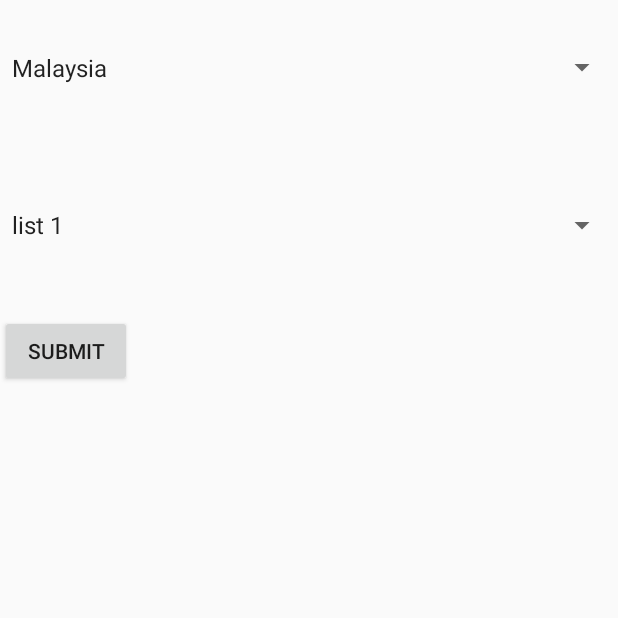
After one commit to UMetrixHonoursProject/AndroidProjects, an Android app: the DropdownActivity screen opened directly, with no data from a screen before it, on a phone screen of 412 x 824 dp, the top half of it. The commit adds this screen. Run offline under Robolectric (Android 15) with nearby library versions, the phone set to English and light mode, and no system bars.

Commit message:
Guide Line : maximizing drop down list size

```diff
--- a/Forms/app/src/main/AndroidManifest.xml
+++ b/Forms/app/src/main/AndroidManifest.xml
@@ -17,6 +17,12 @@
                 <category android:name="android.intent.category.LAUNCHER" />
             </intent-filter>
         </activity>
+        <activity android:name=".DropdownActivity" >
+            <!--Default Intent Filter-->
+            <intent-filter>
+                <action android:name="android.intent.action.DEFAULT" />
+            </intent-filter>
+        </activity>
     </application>
 
 </manifest>
--- /dev/null
+++ b/Forms/app/src/main/java/com/example/ramya/forms/DropdownActivity.java
@@ -0,0 +1,87 @@
+package com.example.ramya.forms;
+
+import java.util.ArrayList;
+import java.util.List;
+import android.app.Activity;
+import android.os.Bundle;
+import android.view.View;
+import android.view.View.OnClickListener;
+import android.widget.ArrayAdapter;
+import android.widget.Button;
+import android.widget.Spinner;
+import android.widget.Toast;
+import android.widget.AdapterView;
+import android.widget.AdapterView.OnItemSelectedListener;
+
+public class DropdownActivity extends Activity {
+
+    private Spinner spinner1, spinner2;
+    private Button btnSubmit;
+
+    @Override
+    public void onCreate(Bundle savedInstanceState) {
+        super.onCreate(savedInstanceState);
+        setContentView(R.layout.activity_dropdown);
+
+        addItemsOnSpinner2();
+        addListenerOnButton();
+        addListenerOnSpinnerItemSelection();
+    }
+
+    // add items into spinner dynamically
+    public void addItemsOnSpinner2() {
+
+        spinner2 = (Spinner) findViewById(R.id.spinner2);
+        List<String> list = new ArrayList<String>();
+        list.add("list 1");
+        list.add("list 2");
+        list.add("list 3");
+        ArrayAdapter<String> dataAdapter = new ArrayAdapter<String>(this,
+                android.R.layout.simple_spinner_item, list);
+        dataAdapter.setDropDownViewResource(android.R.layout.simple_spinner_dropdown_item);
+        spinner2.setAdapter(dataAdapter);
+    }
+
+    public void addListenerOnSpinnerItemSelection() {
+        spinner1 = (Spinner) findViewById(R.id.spinner1);
+        spinner1.setOnItemSelectedListener(new CustomOnItemSelectedListener());
+    }
+
+    // get the selected dropdown list value
+    public void addListenerOnButton() {
+
+        spinner1 = (Spinner) findViewById(R.id.spinner1);
+        spinner2 = (Spinner) findViewById(R.id.spinner2);
+        btnSubmit = (Button) findViewById(R.id.btnSubmit);
+
+        btnSubmit.setOnClickListener(new OnClickListener() {
+
+            @Override
+            public void onClick(View v) {
+
+                Toast.makeText(DropdownActivity.this,
+                        "OnClickListener : " +
+                                "\nSpinner 1 : "+ String.valueOf(spinner1.getSelectedItem()) +
+                                "\nSpinner 2 : "+ String.valueOf(spinner2.getSelectedItem()),
+                        Toast.LENGTH_SHORT).show();
+            }
+
+        });
+    }
+
+
+    public class CustomOnItemSelectedListener implements OnItemSelectedListener {
+
+        public void onItemSelected(AdapterView<?> parent, View view, int pos,long id) {
+            Toast.makeText(parent.getContext(),
+                    "OnItemSelectedListener : " + parent.getItemAtPosition(pos).toString(),
+                    Toast.LENGTH_SHORT).show();
+        }
+
+        @Override
+        public void onNothingSelected(AdapterView<?> arg0) {
+            // TODO Auto-generated method stub
+        }
+
+    }
+}
--- a/Forms/app/src/main/java/com/example/ramya/forms/LoginActivity.java
+++ b/Forms/app/src/main/java/com/example/ramya/forms/LoginActivity.java
@@ -1,7 +1,11 @@
 package com.example.ramya.forms;
 
+import android.content.Intent;
+import android.os.Bundle;
 import android.support.v7.app.AppCompatActivity;
-import android.os.Bundle;
+import android.view.View;
+import android.widget.Button;
+
 
 public class LoginActivity extends AppCompatActivity {
 
@@ -9,5 +13,23 @@
     protected void onCreate(Bundle savedInstanceState) {
         super.onCreate(savedInstanceState);
         setContentView(R.layout.activity_login);
+        addListenerOnButton1();
     }
+    private Button button;
+
+    public void addListenerOnButton1() {
+
+        button = (Button) findViewById(R.id.button_id);
+
+        button.setOnClickListener(new View.OnClickListener() {
+
+            @Override
+            public void onClick(View v){
+                // Code here executes on main thread after user presses button
+                Intent i = new Intent(LoginActivity.this, DropdownActivity.class);
+                startActivity(i);
+            }
+
+        });}
+
 }
--- /dev/null
+++ b/Forms/app/src/main/res/layout/activity_dropdown.xml
@@ -0,0 +1,27 @@
+<?xml version="1.0" encoding="utf-8"?>
+<LinearLayout xmlns:android="http://schemas.android.com/apk/res/android"
+    android:layout_width="fill_parent"
+    android:layout_height="fill_parent"
+    android:orientation="vertical" >
+
+    <Spinner
+        android:id="@+id/spinner1"
+        android:layout_width="match_parent"
+        android:layout_height="90dp"
+        android:entries="@array/country_arrays"
+        android:prompt="@string/country_prompt"
+        android:spinnerMode="dialog"/>
+
+    <Spinner
+        android:id="@+id/spinner2"
+        android:layout_width="match_parent"
+        android:layout_height="120dp"
+        android:spinnerMode="dialog"/>
+
+    <Button
+        android:id="@+id/btnSubmit"
+        android:layout_width="wrap_content"
+        android:layout_height="wrap_content"
+        android:text="Submit" />
+
+</LinearLayout>
--- a/Forms/app/src/main/res/layout/activity_login.xml
+++ b/Forms/app/src/main/res/layout/activity_login.xml
@@ -70,6 +70,7 @@
             android:inputType="textEmailAddress"/>
     </android.support.design.widget.TextInputLayout>
     <Button
+        android:id="@+id/button_id"
         android:layout_width="match_parent"
         android:layout_marginTop="20dp"
         android:text="Submit"
--- a/Forms/app/src/main/res/values/strings.xml
+++ b/Forms/app/src/main/res/values/strings.xml
@@ -1,3 +1,15 @@
 <resources>
     <string name="app_name">Forms</string>
+    <string name="country_prompt">Choose a country</string>
+
+    <string-array name="country_arrays">
+        <item>Malaysia</item>
+        <item>United States</item>
+        <item>Indonesia</item>
+        <item>France</item>
+        <item>Italy</item>
+        <item>Singapore</item>
+        <item>New Zealand</item>
+        <item>India</item>
+    </string-array>
 </resources>
```
